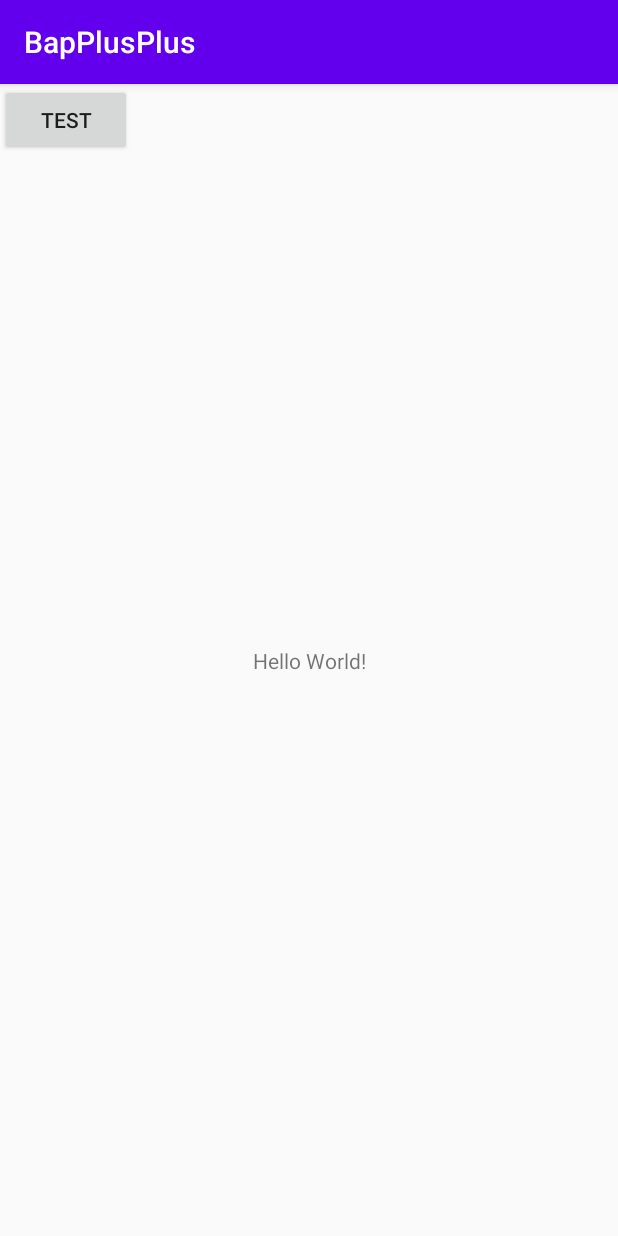
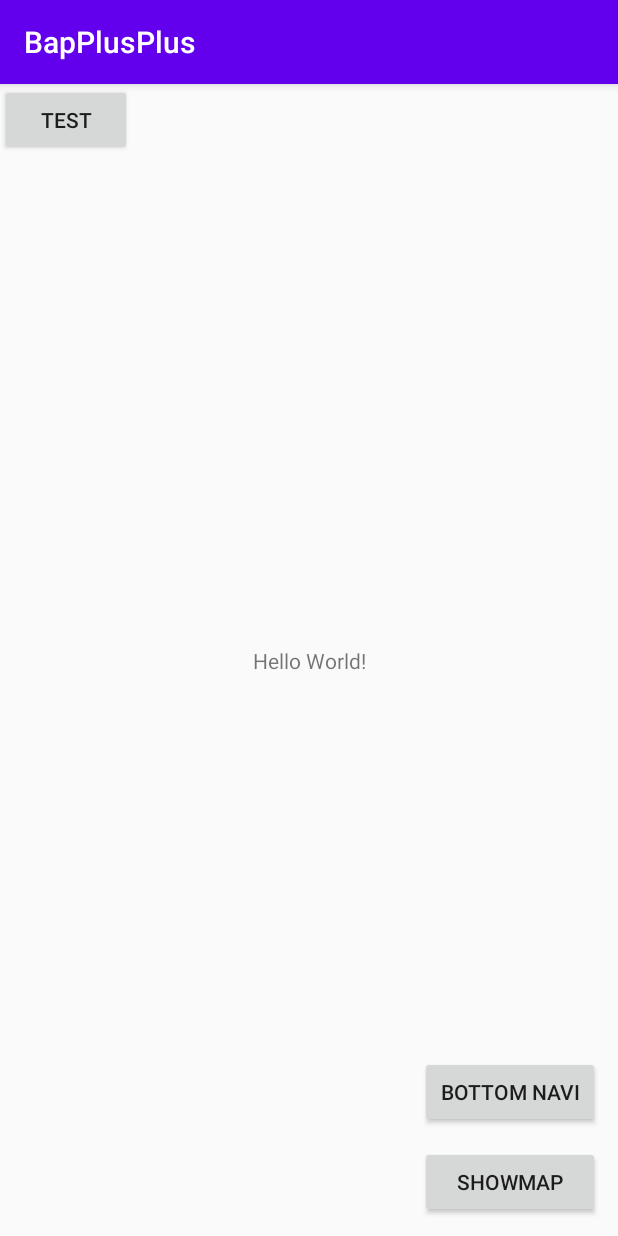
Before and after one commit to bapplusplus/bapplusplus, an Android app: the screen it shows after launch (MainActivity), on a phone screen of 412 x 824 dp. Run offline under Robolectric (Android 15) with nearby library versions, the phone set to English and light mode, and no system bars.

Commit message:
git commit kmslab test 201006

```diff
--- a/app/src/main/res/layout/activity_main.xml
+++ b/app/src/main/res/layout/activity_main.xml
@@ -23,4 +23,24 @@
         tools:layout_editor_absoluteX="161dp"
         tools:layout_editor_absoluteY="158dp" />
 
+    <Button
+        android:id="@+id/btn_botnavi"
+        android:layout_width="120dp"
+        android:layout_height="wrap_content"
+        android:layout_marginEnd="12dp"
+        android:layout_marginBottom="12dp"
+        android:text="bottom navi"
+        app:layout_constraintBottom_toTopOf="@+id/btn_showmap"
+        app:layout_constraintEnd_toEndOf="parent" />
+
+    <Button
+        android:id="@+id/btn_showmap"
+        android:layout_width="120dp"
+        android:layout_height="wrap_content"
+        android:layout_marginEnd="12dp"
+        android:layout_marginBottom="12dp"
+        android:text="showmap"
+        app:layout_constraintBottom_toBottomOf="parent"
+        app:layout_constraintEnd_toEndOf="parent" />
+
 </androidx.constraintlayout.widget.ConstraintLayout>
```
Also changed, not shown: 1 other file.
